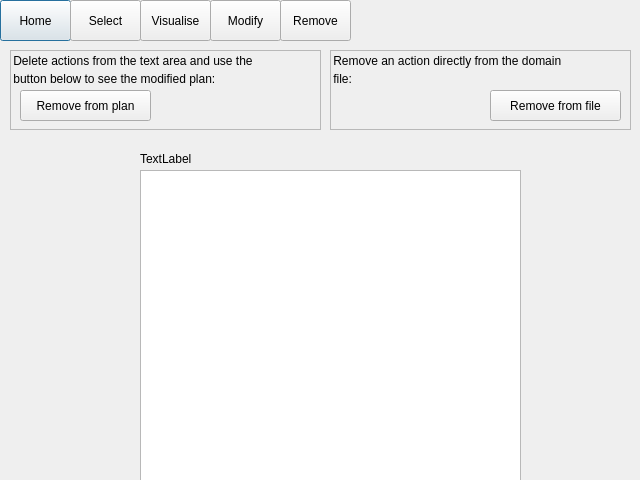
Qt form removeaction.ui (ariannabettin/FYPArianna) before a commit.
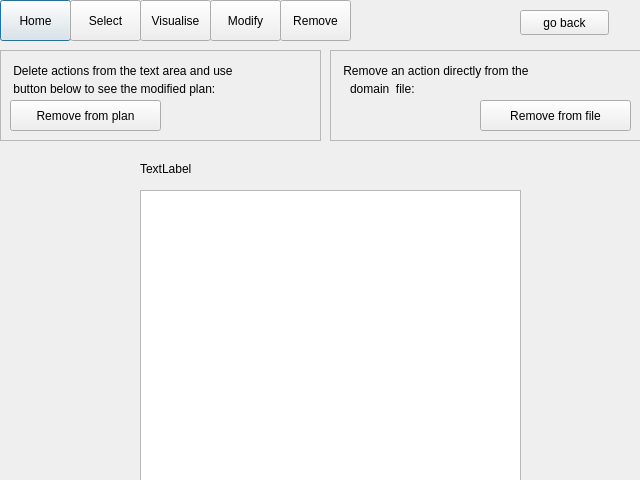
The same form after that commit.

Diff of the .ui file:
```diff
--- a/removeaction.ui
+++ b/removeaction.ui
@@ -13,6 +13,9 @@
   <property name="windowTitle">
    <string>Dialog</string>
   </property>
+  <property name="styleSheet">
+   <string notr="true">font: 75 12pt &quot;TakaoPGothic&quot;;</string>
+  </property>
   <widget class="QPushButton" name="homeButton">
    <property name="geometry">
     <rect>
@@ -82,7 +85,7 @@
    <property name="geometry">
     <rect>
      <x>140</x>
-     <y>150</y>
+     <y>160</y>
      <width>371</width>
      <height>17</height>
     </rect>
@@ -107,10 +110,10 @@
   <widget class="QFrame" name="frame">
    <property name="geometry">
     <rect>
-     <x>10</x>
+     <x>0</x>
      <y>50</y>
-     <width>311</width>
-     <height>80</height>
+     <width>321</width>
+     <height>91</height>
     </rect>
    </property>
    <property name="frameShape">
@@ -122,25 +125,31 @@
    <widget class="QLabel" name="label">
     <property name="geometry">
      <rect>
-      <x>0</x>
-      <y>0</y>
-      <width>311</width>
+      <x>10</x>
+      <y>10</y>
+      <width>301</width>
       <height>21</height>
      </rect>
     </property>
+    <property name="styleSheet">
+     <string notr="true">font: 75 11pt &quot;TakaoPGothic&quot;;</string>
+    </property>
     <property name="text">
-     <string> Delete actions from the text area and use the</string>
+     <string> Delete actions from the text area and use</string>
     </property>
    </widget>
    <widget class="QLabel" name="label_2">
     <property name="geometry">
      <rect>
-      <x>0</x>
-      <y>20</y>
-      <width>311</width>
+      <x>10</x>
+      <y>30</y>
+      <width>301</width>
       <height>17</height>
      </rect>
     </property>
+    <property name="styleSheet">
+     <string notr="true">font: 75 11pt &quot;TakaoPGothic&quot;;</string>
+    </property>
     <property name="text">
      <string> button below to see the modified plan:</string>
     </property>
@@ -149,11 +158,14 @@
     <property name="geometry">
      <rect>
       <x>10</x>
-      <y>40</y>
-      <width>131</width>
+      <y>50</y>
+      <width>151</width>
       <height>31</height>
      </rect>
     </property>
+    <property name="styleSheet">
+     <string notr="true">font: 75 11pt &quot;TakaoPGothic&quot;;</string>
+    </property>
     <property name="text">
      <string>Remove from plan</string>
     </property>
@@ -164,8 +176,8 @@
     <rect>
      <x>330</x>
      <y>50</y>
-     <width>301</width>
-     <height>80</height>
+     <width>311</width>
+     <height>91</height>
     </rect>
    </property>
    <property name="frameShape">
@@ -177,38 +189,44 @@
    <widget class="QLabel" name="label_3">
     <property name="geometry">
      <rect>
-      <x>0</x>
-      <y>0</y>
-      <width>291</width>
+      <x>10</x>
+      <y>10</y>
+      <width>281</width>
       <height>21</height>
      </rect>
     </property>
+    <property name="styleSheet">
+     <string notr="true">font: 75 11pt &quot;TakaoPGothic&quot;;</string>
+    </property>
     <property name="text">
-     <string> Remove an action directly from the domain</string>
+     <string> Remove an action directly from the </string>
     </property>
    </widget>
    <widget class="QLabel" name="label_5">
     <property name="geometry">
      <rect>
-      <x>0</x>
-      <y>20</y>
-      <width>291</width>
+      <x>20</x>
+      <y>30</y>
+      <width>201</width>
       <height>17</height>
      </rect>
     </property>
     <property name="text">
-     <string> file:</string>
+     <string>domain  file:</string>
     </property>
    </widget>
    <widget class="QPushButton" name="removeFileButton">
     <property name="geometry">
      <rect>
-      <x>160</x>
-      <y>40</y>
-      <width>131</width>
+      <x>150</x>
+      <y>50</y>
+      <width>151</width>
       <height>31</height>
      </rect>
     </property>
+    <property name="styleSheet">
+     <string notr="true">font: 75 11pt &quot;TakaoPGothic&quot;;</string>
+    </property>
     <property name="text">
      <string>Remove from file</string>
     </property>
@@ -218,12 +236,28 @@
    <property name="geometry">
     <rect>
      <x>140</x>
-     <y>170</y>
+     <y>190</y>
      <width>381</width>
-     <height>311</height>
+     <height>291</height>
     </rect>
    </property>
   </widget>
+  <widget class="QPushButton" name="backButton">
+   <property name="geometry">
+    <rect>
+     <x>520</x>
+     <y>10</y>
+     <width>89</width>
+     <height>25</height>
+    </rect>
+   </property>
+   <property name="styleSheet">
+    <string notr="true">font: 75 11pt &quot;TakaoPGothic&quot;;</string>
+   </property>
+   <property name="text">
+    <string>go back</string>
+   </property>
+  </widget>
  </widget>
  <resources/>
  <connections/>
```
